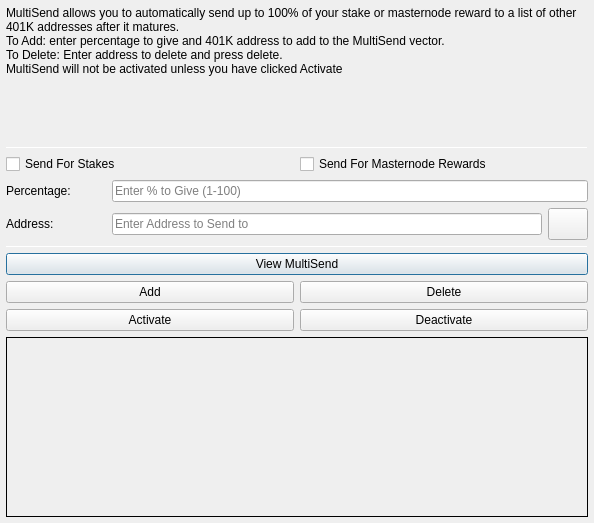
Old version of the form src/qt/forms/multisenddialog.ui in the repository bestsolutionit/401KCoin.
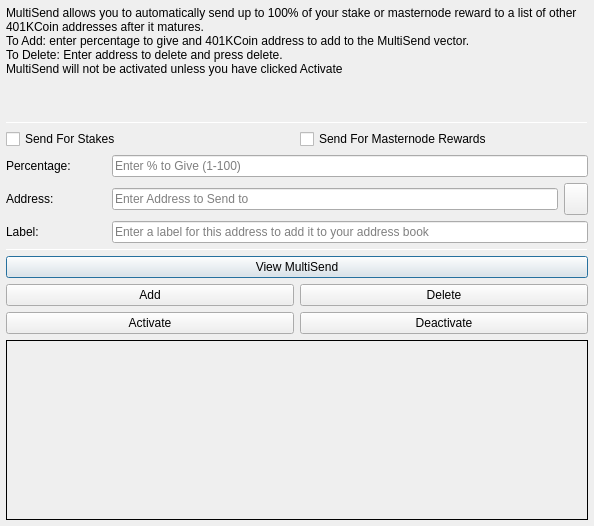
New version of the form. Icons and pictures are not drawn.

Commit message: added zero coin and updated coin for mac osx

What changed in the file:
```diff
--- a/src/qt/forms/multisenddialog.ui
+++ b/src/qt/forms/multisenddialog.ui
@@ -10,7 +10,7 @@
     <x>0</x>
     <y>0</y>
     <width>594</width>
-    <height>523</height>
+    <height>526</height>
    </rect>
   </property>
   <property name="windowTitle">
@@ -30,15 +30,15 @@
     <number>6</number>
    </property>
    <item>
-    <layout class="QVBoxLayout" name="verticalLayout_Main" stretch="1,1,1,1,1,1">
+    <layout class="QVBoxLayout" name="verticalLayout_Main" stretch="1,1,1,0,1,1,1">
      <item>
       <widget class="QLabel" name="label_2">
        <property name="lineWidth">
         <number>1</number>
        </property>
        <property name="text">
-        <string>MultiSend allows you to automatically send up to 100% of your stake or masternode reward to a list of other 401K addresses after it matures.
-To Add: enter percentage to give and 401K address to add to the MultiSend vector.
+        <string>MultiSend allows you to automatically send up to 100% of your stake or masternode reward to a list of other 401KCoin addresses after it matures.
+To Add: enter percentage to give and 401KCoin address to add to the MultiSend vector.
 To Delete: Enter address to delete and press delete.
 MultiSend will not be activated unless you have clicked Activate</string>
        </property>
@@ -148,7 +148,7 @@
           </widget>
          </item>
          <item>
-          <widget class="QPushButton" name="addressBookButton">
+          <widget class="QToolButton" name="addressBookButton">
            <property name="maximumSize">
             <size>
              <width>16777215</width>
@@ -168,15 +168,36 @@
            <property name="shortcut">
             <string>Alt+A</string>
            </property>
-           <property name="autoDefault">
-            <bool>false</bool>
-           </property>
           </widget>
          </item>
         </layout>
        </item>
       </layout>
      </item>
+     <item>
+      <layout class="QHBoxLayout" name="horizontalLayout_3">
+       <item>
+        <widget class="QLabel" name="label_3">
+         <property name="minimumSize">
+          <size>
+           <width>100</width>
+           <height>0</height>
+          </size>
+         </property>
+         <property name="text">
+          <string>Label:</string>
+         </property>
+        </widget>
+       </item>
+       <item>
+        <widget class="QLineEdit" name="labelAddressLabelEdit">
+         <property name="placeholderText">
+          <string>Enter a label for this address to add it to your address book</string>
+         </property>
+        </widget>
+       </item>
+      </layout>
+     </item>
      <item>
       <widget class="Line" name="line_2">
        <property name="minimumSize">
```
The commit also changes 785 other files.
